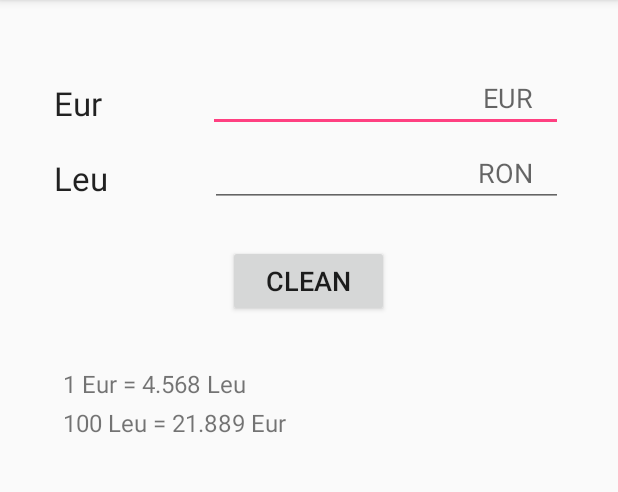
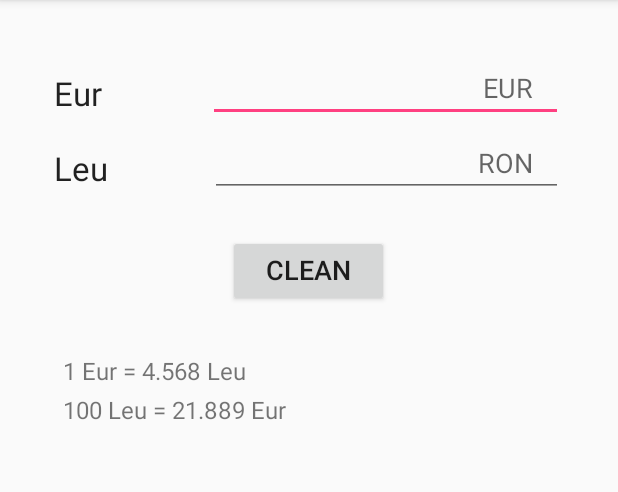
Before and after one commit to AlbertoSabater/Eur2Leu, an Android app: the screen it shows after launch (MainActivity), on a phone screen of 412 x 824 dp, the part 84-576 px from its top. Run offline under Robolectric (Android 15) with nearby library versions, the phone set to English and light mode, and no system bars.

Commit message:
Few front updates

```diff
--- a/app/src/main/res/layout/activity_main.xml
+++ b/app/src/main/res/layout/activity_main.xml
@@ -16,7 +16,7 @@
         android:layout_width="match_parent"
         android:layout_height="wrap_content"
         android:id="@+id/ll_0"
-        android:layout_marginTop="22dp" >
+        android:layout_marginTop="15dp" >
 
         <LinearLayout
             android:orientation="horizontal"
@@ -97,7 +97,7 @@
         android:layout_marginTop="25dp"
         android:paddingRight="25dp"
         android:paddingLeft="25dp"
-        android:paddingTop="7dp"
+        android:paddingTop="6dp"
         android:paddingBottom="7dp"
         android:textSize="18sp"
         android:textAlignment="center" />
@@ -111,7 +111,7 @@
         android:layout_alignParentStart="true"
         android:layout_marginLeft="26dp"
         android:layout_marginStart="26dp"
-        android:layout_marginTop="33dp"
+        android:layout_marginTop="31dp"
         android:id="@+id/textView7"
         android:textSize="16sp"
         android:lineSpacingExtra="7sp" />
```
